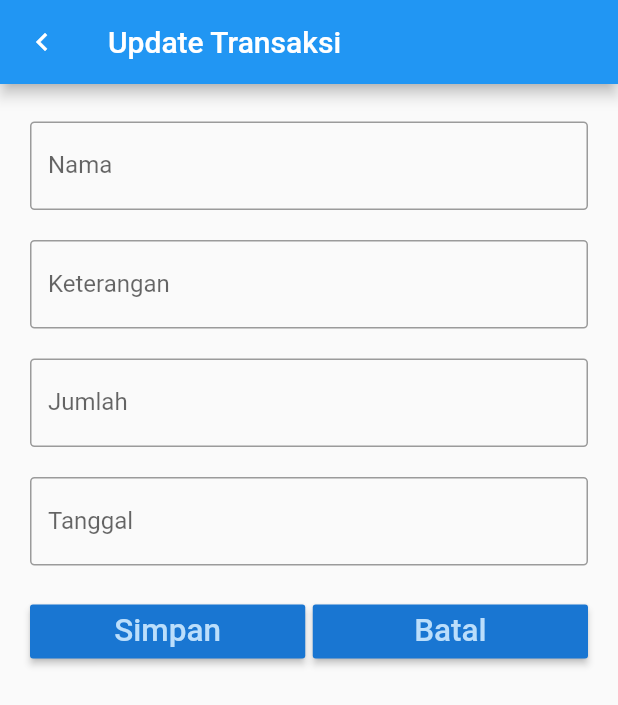
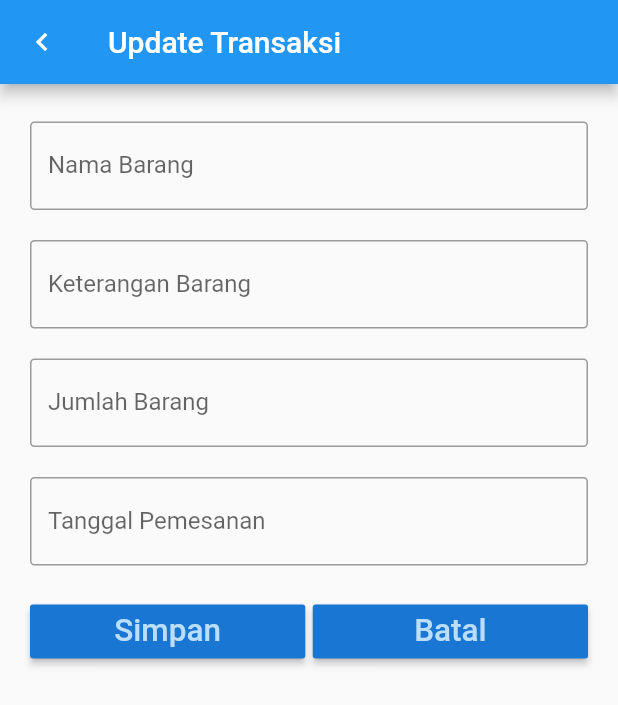
Before and after one commit to wahyu874/Tugas2-layout, a Flutter app: the InputPenjualan screen opened directly with empty values, on a phone screen of 412 x 824 dp. Shown: the top 705 px of the screen. Run offline on Flutter 3.47's test engine with Material 2 defaults, Android fonts, the phone set to English and light mode, and no system bars; drawn by our look-alikes of datetime_picker_formfield; our stand-ins replace sqflite; accounts and stored records are empty; network calls fail.

Commit message:
Update inputpenjualan.dart

```diff
--- a/lib/ui/inputpenjualan.dart
+++ b/lib/ui/inputpenjualan.dart
@@ -44,7 +44,7 @@ class _InputPenjualanState extends State<InputPenjualan> {
                 controller: nameController,
                 keyboardType: TextInputType.text,
                 decoration: InputDecoration(
-                    labelText: "Nama",
+                    labelText: "Nama Barang",
                     border: OutlineInputBorder(
                         borderRadius: BorderRadius.circular(3.0))),
                 onChanged: (value) {},
@@ -56,7 +56,7 @@ class _InputPenjualanState extends State<InputPenjualan> {
                 controller: descController,
                 keyboardType: TextInputType.text,
                 decoration: InputDecoration(
-                    labelText: "Keterangan",
+                    labelText: "Keterangan Barang",
                     border: OutlineInputBorder(
                         borderRadius: BorderRadius.circular(3.0))),
                 onChanged: (value) {},
@@ -68,7 +68,7 @@ class _InputPenjualanState extends State<InputPenjualan> {
                 controller: jumlahController,
                 keyboardType: TextInputType.text,
                 decoration: InputDecoration(
-                    labelText: "Jumlah",
+                    labelText: "Jumlah Barang",
                     border: OutlineInputBorder(
                         borderRadius: BorderRadius.circular(3.0))),
                 onChanged: (value) {},
@@ -89,7 +89,7 @@ class _InputPenjualanState extends State<InputPenjualan> {
                           lastDate: DateTime(2045));
                     },
                     decoration: InputDecoration(
-                        labelText: "Tanggal",
+                        labelText: "Tanggal Pemesanan",
                         border: OutlineInputBorder(
                             borderRadius: BorderRadius.circular(3.0))),
                   )
```
